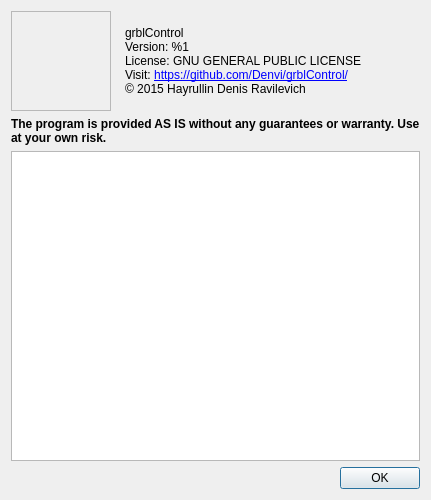
Before: the Qt Designer form frmabout.ui in Denvi/Candle, drawn with Qt 5.
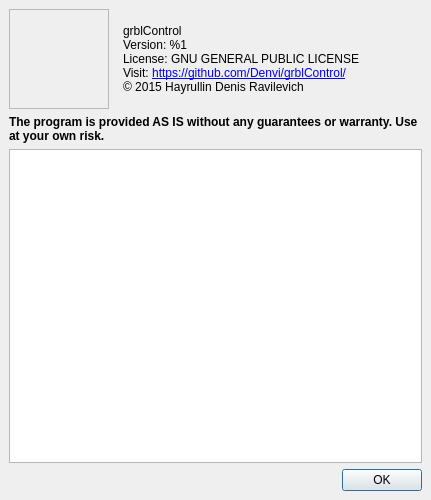
After: the same form once the commit is applied. Icons and pictures are not drawn.

Diff of the .ui file:
```diff
--- a/frmabout.ui
+++ b/frmabout.ui
@@ -19,6 +19,18 @@
 }</string>
   </property>
   <layout class="QVBoxLayout" name="verticalLayout">
+   <property name="leftMargin">
+    <number>9</number>
+   </property>
+   <property name="topMargin">
+    <number>9</number>
+   </property>
+   <property name="rightMargin">
+    <number>9</number>
+   </property>
+   <property name="bottomMargin">
+    <number>9</number>
+   </property>
    <item>
     <layout class="QHBoxLayout" name="horizontalLayout_2" stretch="0,0,1">
      <property name="spacing">
```
